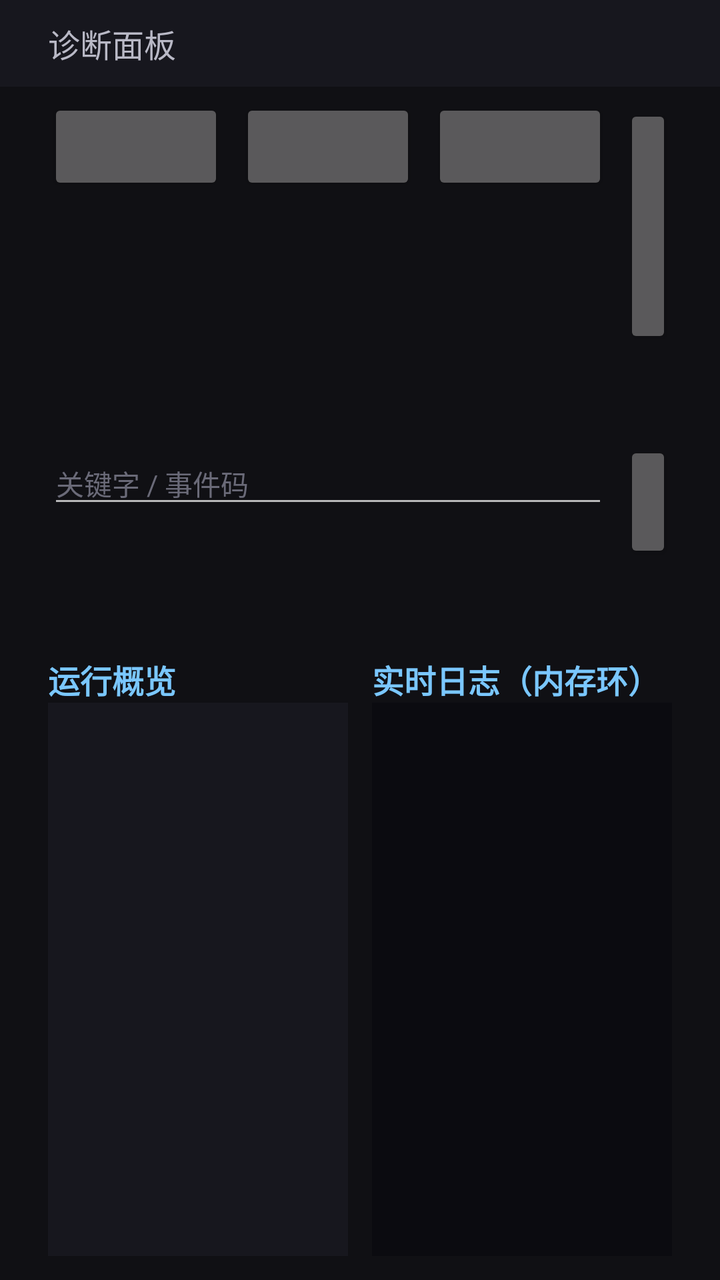
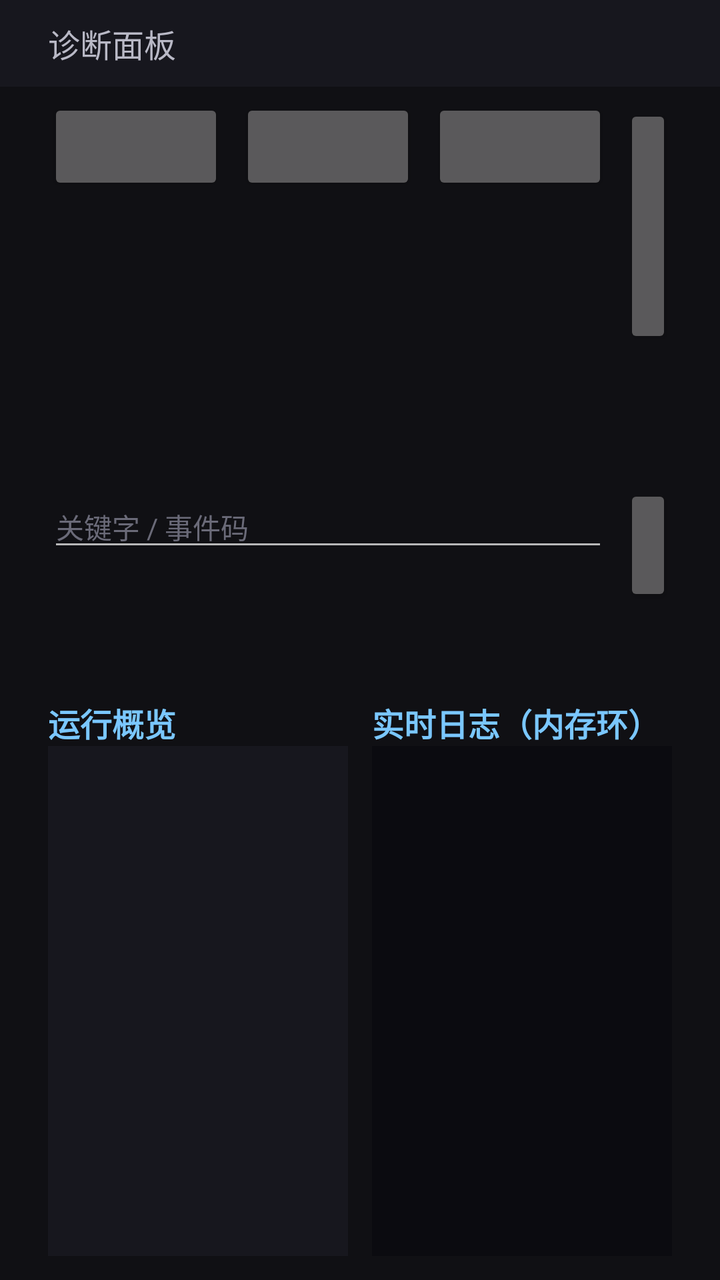

Screens rendered from an Android XML layout before and after an edit, with the pre-edit source and the edit as a unified diff.
<!-- AndroidManifest.xml: another module's application theme Theme.Iptv -->
<!-- res/layout/activity_diagnostics.xml -->
<?xml version="1.0" encoding="utf-8"?>
<LinearLayout xmlns:android="http://schemas.android.com/apk/res/android"
    android:layout_width="match_parent"
    android:layout_height="match_parent"
    android:background="#FF101014"
    android:orientation="vertical">

    <TextView
        android:id="@+id/diag_header"
        android:layout_width="match_parent"
        android:layout_height="wrap_content"
        android:background="#FF17171E"
        android:paddingHorizontal="24dp"
        android:paddingVertical="10dp"
        android:text="@string/diag_title"
        android:textColor="#FFB9B9C6"
        android:textSize="16sp" />

    <LinearLayout
        android:layout_width="match_parent"
        android:layout_height="wrap_content"
        android:orientation="horizontal"
        android:paddingHorizontal="24dp"
        android:paddingTop="6dp">

        <Button
            android:id="@+id/diag_level"
            android:layout_width="wrap_content"
            android:layout_height="wrap_content"
            android:focusable="true" />

        <Button
            android:id="@+id/diag_category"
            android:layout_width="wrap_content"
            android:layout_height="wrap_content"
            android:layout_marginStart="8dp"
            android:focusable="true" />

        <Button
            android:id="@+id/diag_pause"
            android:layout_width="wrap_content"
            android:layout_height="wrap_content"
            android:layout_marginStart="8dp"
            android:focusable="true" />

        <Button
            android:id="@+id/diag_export"
            android:layout_width="wrap_content"
            android:layout_height="wrap_content"
            android:layout_marginStart="8dp"
            android:focusable="true"
            android:text="@string/diag_export" />

        <Button
            android:id="@+id/diag_clear"
            android:layout_width="wrap_content"
            android:layout_height="wrap_content"
            android:layout_marginStart="8dp"
            android:focusable="true"
            android:text="@string/diag_clear" />

        
        <Button
            android:id="@+id/diag_epg_refresh"
            android:layout_width="wrap_content"
            android:layout_height="wrap_content"
            android:layout_marginStart="8dp"
            android:focusable="true"
            android:text="@string/diag_epg_refresh" />

    </LinearLayout>

    <LinearLayout
        android:layout_width="match_parent"
        android:layout_height="wrap_content"
        android:orientation="horizontal"
        android:paddingHorizontal="24dp"
        android:paddingTop="4dp">

        <EditText
            android:id="@+id/diag_search_field"
            android:layout_width="280dp"
            android:layout_height="wrap_content"
            android:focusable="true"
            android:hint="@string/diag_search_hint"
            android:importantForAutofill="no"
            android:inputType="text"
            android:singleLine="true"
            android:textColor="#FFE6E6E6"
            android:textColorHint="#FF6A6A78"
            android:textSize="14sp" />

        <Button
            android:id="@+id/diag_search"
            android:layout_width="wrap_content"
            android:layout_height="wrap_content"
            android:layout_marginStart="8dp"
            android:focusable="true"
            android:text="@string/diag_search" />

        <Button
            android:id="@+id/diag_copy"
            android:layout_width="wrap_content"
            android:layout_height="wrap_content"
            android:layout_marginStart="8dp"
            android:focusable="true"
            android:text="@string/diag_copy" />

        <ProgressBar
            android:id="@+id/diag_progress"
            style="?android:attr/progressBarStyleHorizontal"
            android:layout_width="0dp"
            android:layout_height="wrap_content"
            android:layout_marginStart="12dp"
            android:layout_gravity="center_vertical"
            android:layout_weight="1"
            android:indeterminate="true"
            android:visibility="gone" />

    </LinearLayout>

    <LinearLayout
        android:layout_width="match_parent"
        android:layout_height="0dp"
        android:layout_marginTop="6dp"
        android:layout_weight="1"
        android:orientation="horizontal"
        android:paddingHorizontal="24dp"
        android:paddingBottom="12dp">

        <LinearLayout
            android:layout_width="0dp"
            android:layout_height="match_parent"
            android:layout_weight="1"
            android:orientation="vertical">

            <TextView
                android:layout_width="match_parent"
                android:layout_height="wrap_content"
                android:focusable="false"
                android:text="@string/diag_overview_title"
                android:textColor="#FF7AC7FF"
                android:textSize="16sp"
                android:textStyle="bold" />

            <ScrollView
                android:id="@+id/diag_overview_scroll"
                android:layout_width="match_parent"
                android:layout_height="0dp"
                android:layout_weight="1"
                android:background="#FF17171E">

                <TextView
                    android:id="@+id/diag_overview"
                    android:layout_width="match_parent"
                    android:layout_height="wrap_content"
                    android:padding="8dp"
                    android:textColor="#FFDADAE4"
                    android:textSize="13sp" />
            </ScrollView>

        </LinearLayout>

        <LinearLayout
            android:layout_width="0dp"
            android:layout_height="match_parent"
            android:layout_marginStart="12dp"
            android:layout_weight="1"
            android:orientation="vertical">

            <TextView
                android:layout_width="match_parent"
                android:layout_height="wrap_content"
                android:focusable="false"
                android:text="@string/diag_log_title"
                android:textColor="#FF7AC7FF"
                android:textSize="16sp"
                android:textStyle="bold" />

            <ScrollView
                android:id="@+id/diag_log_scroll"
                android:layout_width="match_parent"
                android:layout_height="0dp"
                android:layout_weight="1"
                android:background="#FF0B0B10">

                <TextView
                    android:id="@+id/diag_log"
                    android:layout_width="match_parent"
                    android:layout_height="wrap_content"
                    android:fontFamily="monospace"
                    android:padding="8dp"
                    android:textColor="#FF9BE39B"
                    android:textSize="11sp" />
            </ScrollView>

        </LinearLayout>

    </LinearLayout>

</LinearLayout>
<!-- resources referenced by this layout -->
<resources>
  <string name="diag_clear">清理内存环</string>
  <string name="diag_copy">复制日志</string>
  <string name="diag_epg_refresh">立即更新 EPG</string>
  <string name="diag_export">导出诊断包</string>
  <string name="diag_log_title">实时日志（内存环）</string>
  <string name="diag_overview_title">运行概览</string>
  <string name="diag_search">搜索</string>
  <string name="diag_search_hint">关键字 / 事件码</string>
  <string name="diag_title">诊断面板</string>
  <style name="Theme.Iptv" parent="android:Theme.Material.NoActionBar.Fullscreen" />
</resources>

<!-- the commit's change to res/layout/activity_diagnostics.xml (unified diff, before → after) -->
@@ -67,6 +67,15 @@
             android:layout_marginStart="8dp"
             android:focusable="true"
             android:text="@string/diag_epg_refresh" />
+
+        
+        <Button
+            android:id="@+id/diag_epg_bindings"
+            android:layout_width="wrap_content"
+            android:layout_height="wrap_content"
+            android:layout_marginStart="8dp"
+            android:focusable="true"
+            android:text="@string/diag_epg_bindings" />
 
     </LinearLayout>
 
<!-- resource entries referenced after the edit -->
@@ -2,6 +2,7 @@
 <resources>
   <string name="diag_clear">清理内存环</string>
   <string name="diag_copy">复制日志</string>
+  <string name="diag_epg_bindings">EPG 绑定与窗口</string>
   <string name="diag_epg_refresh">立即更新 EPG</string>
   <string name="diag_export">导出诊断包</string>
   <string name="diag_log_title">实时日志（内存环）</string>
